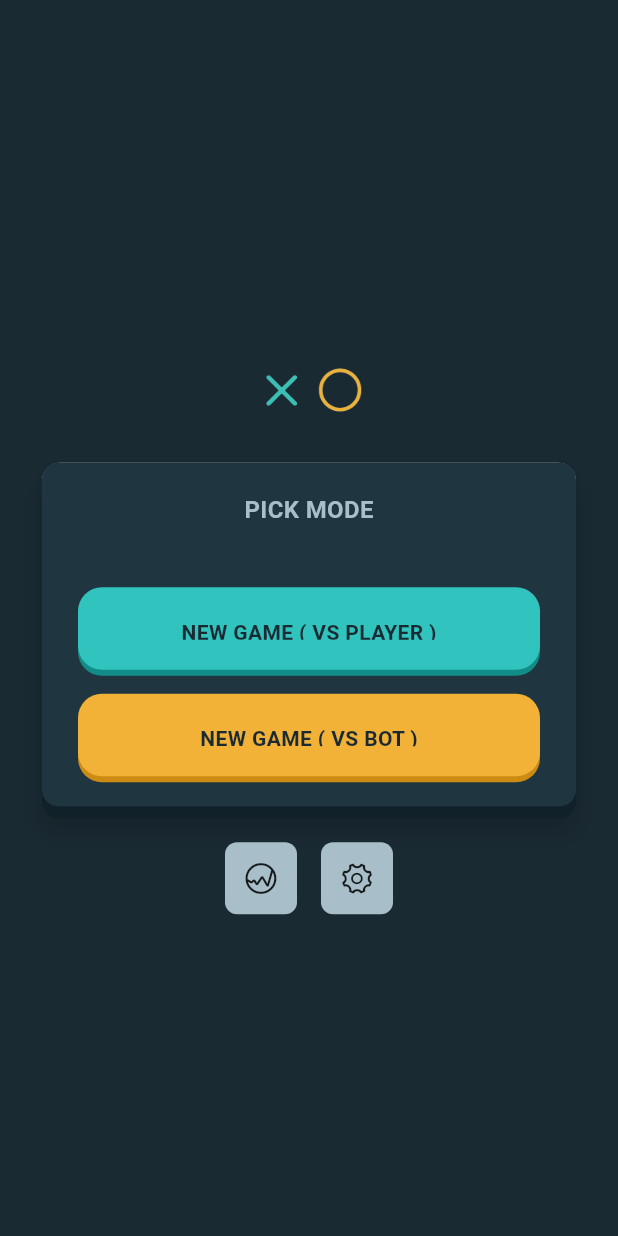
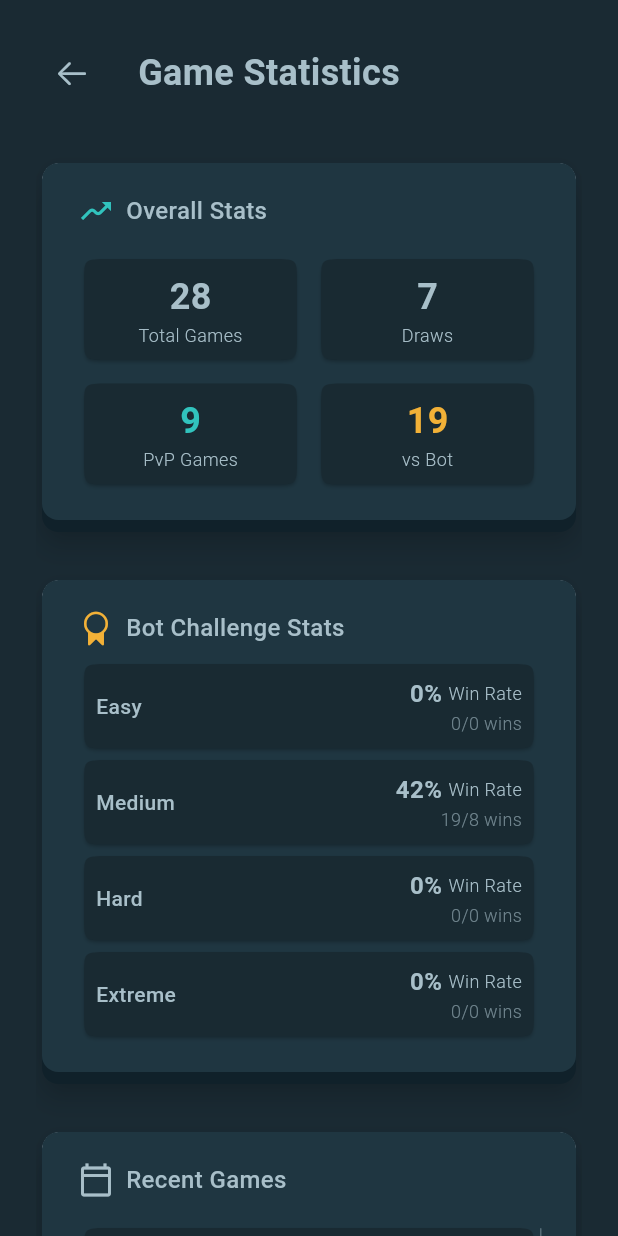
Before and after one commit to OmarAdel10/x_o_game, a Flutter app: the screen it shows after launch, after a tap on an icon or button, on a phone screen of 412 x 824 dp. Run offline on Flutter 3.47's test engine with Material 3 defaults, Android fonts, the light colour scheme and no system bars; drawn by our look-alikes of auto_size_text; our stand-ins replace google_fonts.

Commit message:
- Implemented Statistics Screen UI - added multiple items :     * overall stats item     * bot challenge item     * recent gsmes item

```diff
--- a/lib/home/home/view/screens/home_screen.dart
+++ b/lib/home/home/view/screens/home_screen.dart
@@ -4,6 +4,7 @@ import 'package:google_fonts/google_fonts.dart';
 import 'package:x_o_game/game/pvb/view/screens/player_vs_bot_screen.dart';
 import 'package:x_o_game/game/pvp/view/screens/player_vs_player_screen.dart';
 import 'package:x_o_game/home/settings/view/screens/settings_screen.dart';
+import 'package:x_o_game/home/statistics/view/screens/statistics_screen.dart';
 import 'package:x_o_game/shared/apptheme.dart';
 import 'package:x_o_game/shared/managers/assets_manager.dart';
 import 'package:x_o_game/shared/managers/font_manager.dart';
@@ -89,7 +90,10 @@ class HomeScreen extends StatelessWidget {
                 mainAxisAlignment: MainAxisAlignment.center,
                 children: [
                   InkWell(
-                    onTap: () {},
+                    onTap: () => Navigator.of(
+                      context,
+                    ).pushNamed(StatisticsScreen.routeName),
+
                     child: Container(
                       padding: const EdgeInsets.all(12),
                       decoration: BoxDecoration(
--- /dev/null
+++ b/lib/home/statistics/view/screens/statistics_screen.dart
@@ -0,0 +1,368 @@
+import 'package:auto_size_text/auto_size_text.dart';
+import 'package:flutter/cupertino.dart';
+import 'package:flutter/material.dart';
+import 'package:google_fonts/google_fonts.dart';
+import 'package:x_o_game/home/statistics/view/widgets/bot_challenge_container_item.dart';
+import 'package:x_o_game/home/statistics/view/widgets/overall_stats_container_item.dart';
+import 'package:x_o_game/home/statistics/view/widgets/recent_games_container_item.dart';
+import 'package:x_o_game/shared/apptheme.dart';
+import 'package:x_o_game/shared/managers/font_manager.dart';
+
+class StatisticsScreen extends StatefulWidget {
+  static const String routeName = 'statistics';
+  const StatisticsScreen({super.key});
+
+  @override
+  State<StatisticsScreen> createState() => _StatisticsScreenState();
+}
+
+class _StatisticsScreenState extends State<StatisticsScreen> {
+  final List<Widget> recentItems = [
+    RecentGamesContainerItem(
+      modeName: 'Player 1 vs Player 2',
+      gameDate: '10/3/2025',
+      gameResult: 'Draw',
+      gameResultColor: Apptheme.silver,
+    ),
+    RecentGamesContainerItem(
+      modeName: 'Player 1 vs Player 2',
+      gameDate: '10/3/2025',
+      gameResult: 'Player 2 Won',
+      gameResultColor: Apptheme.lightBlue,
+    ),
+    RecentGamesContainerItem(
+      modeName: 'Player 1 vs Player 2',
+      gameDate: '10/3/2025',
+      gameResult: 'Player 1 Won',
+      gameResultColor: Apptheme.silver,
+    ),
+    RecentGamesContainerItem(
+      modeName: 'Player 1 vs Player 2',
+      gameDate: '10/3/2025',
+      gameResult: 'Player 2 Won',
+      gameResultColor: Apptheme.silver,
+    ),
+    RecentGamesContainerItem(
+      modeName: 'Player 1 vs Player 2',
+      gameDate: '10/3/2025',
+      gameResult: 'Player 1 Won',
+      gameResultColor: Apptheme.silver,
+    ),
+    RecentGamesContainerItem(
+      modeName: 'Player 1 vs Bot',
+      gameDate: '10/3/2025',
+      gameResult: 'Bot Won',
+      gameResultColor: Apptheme.silver,
+    ),
+    RecentGamesContainerItem(
+      modeName: 'Player 1 vs Bot',
+      gameDate: '10/3/2025',
+      gameResult: 'Draw',
+      gameResultColor: Apptheme.silver,
+    ),
+    RecentGamesContainerItem(
+      modeName: 'Player 1 vs Bot',
+      gameDate: '10/3/2025',
+      gameResult: 'Player 1 Won',
+      gameResultColor: Apptheme.silver,
+    ),
+    RecentGamesContainerItem(
+      modeName: 'Player 1 vs Bot',
+      gameDate: '10/3/2025',
+      gameResult: 'Player 1 Won',
+      gameResultColor: Apptheme.silver,
+    ),
+    RecentGamesContainerItem(
+      modeName: 'Player 1 vs Bot',
+      gameDate: '10/3/2025',
+      gameResult: 'Player 1 Won',
+      gameResultColor: Apptheme.silver,
+    ),
+  ];
+
+  @override
+  Widget build(BuildContext context) {
+    return Scaffold(
+      body: SafeArea(
+        child: Padding(
+          padding: const EdgeInsets.symmetric(horizontal: 24),
+          child: SingleChildScrollView(
+            child: Column(
+              mainAxisAlignment: MainAxisAlignment.center,
+              children: [
+                SizedBox(height: MediaQuery.sizeOf(context).height * 0.03),
+
+                Row(
+                  mainAxisAlignment: MainAxisAlignment.start,
+                  children: [
+                    IconButton(
+                      onPressed: () {
+                        if (Navigator.of(context).canPop()) {
+                          Navigator.of(context).pop();
+                        }
+                      },
+                      icon: Icon(
+                        CupertinoIcons.arrow_left,
+                        size: 24,
+                        color: Apptheme.silver,
+                      ),
+                    ),
+                    const SizedBox(width: 20),
+                    AutoSizeText(
+                      'Game Statistics',
+                      style: GoogleFonts.roboto(
+                        color: Apptheme.silver,
+                        fontSize: FontSizeManager.header,
+                        fontWeight: FontWeightManager.bold,
+                      ),
+                    ),
+                  ],
+                ),
+                const SizedBox(height: 32),
+                // Overall Stats Card
+                Card(
+                  elevation: 8,
+                  child: Container(
+                    decoration: BoxDecoration(
+                      color: Apptheme.semiDarkNavy,
+                      borderRadius: BorderRadius.circular(11),
+                      boxShadow: [
+                        BoxShadow(
+                          color: Apptheme.shadowDark,
+                          offset: const Offset(0, 8),
+                          blurRadius: 0,
+                        ),
+                      ],
+                    ),
+                    child: Padding(
+                      padding: const EdgeInsets.symmetric(
+                        horizontal: 24,
+                        vertical: 20,
+                      ),
+                      child: Column(
+                        crossAxisAlignment: CrossAxisAlignment.start,
+                        children: [
+                          Row(
+                            children: [
+                              Icon(
+                                Icons.moving,
+                                size: 24,
+                                color: Apptheme.lightBlue,
+                              ),
+                              const SizedBox(width: 8),
+                              AutoSizeText(
+                                'Overall Stats',
+                                style: GoogleFonts.roboto(
+                                  color: Apptheme.silver,
+                                  fontSize: FontSizeManager.sectionTitle,
+                                  fontWeight: FontWeightManager.sectionTitles,
+                                ),
+                              ),
+                            ],
+                          ),
+                          const SizedBox(height: 16),
+                          Row(
+                            children: [
+                              Expanded(
+                                child: OverallStatsContainerItem(
+                                  statNumber: 28,
+                                  statText: 'Total Games',
+                                ),
+                              ),
+                              const SizedBox(width: 8),
+                              Expanded(
+                                child: OverallStatsContainerItem(
+                                  statNumber: 7,
+                                  statText: 'Draws',
+                                ),
+                              ),
+                            ],
+                          ),
+                          const SizedBox(height: 8),
+                          Row(
+                            children: [
+                              Expanded(
+                                child: OverallStatsContainerItem(
+                                  statNumber: 9,
+                                  statText: 'PvP Games',
+                                  statNumberColor: Apptheme.lightBlue,
+                                ),
+                              ),
+                              const SizedBox(width: 8),
+                              Expanded(
+                                child: OverallStatsContainerItem(
+                                  statNumber: 19,
+                                  statText: 'vs Bot',
+                                  statNumberColor: Apptheme.lightYellow,
+                                ),
+                              ),
+                            ],
+                          ),
+                        ],
+                      ),
+                    ),
+                  ),
+                ),
+
+                const SizedBox(height: 32),
+                // Bot Challenge Stats Card
+                Card(
+                  elevation: 8,
+                  child: Container(
+                    decoration: BoxDecoration(
+                      color: Apptheme.semiDarkNavy,
+                      borderRadius: BorderRadius.circular(11),
+                      boxShadow: [
+                        BoxShadow(
+                          color: Apptheme.shadowDark,
+                          offset: const Offset(0, 8),
+                          blurRadius: 0,
+                        ),
+                      ],
+                    ),
+                    child: Padding(
+                      padding: const EdgeInsets.symmetric(
+                        horizontal: 24,
+                        vertical: 20,
+                      ),
+                      child: Column(
+                        crossAxisAlignment: CrossAxisAlignment.start,
+                        children: [
+                          Row(
+                            children: [
+                              Icon(
+                                CupertinoIcons.rosette,
+                                size: 24,
+                                color: Apptheme.lightYellow,
+                              ),
+                              const SizedBox(width: 8),
+                              AutoSizeText(
+                                'Bot Challenge Stats',
+                                style: GoogleFonts.roboto(
+                                  color: Apptheme.silver,
+                                  fontSize: FontSizeManager.sectionTitle,
+                                  fontWeight: FontWeightManager.sectionTitles,
+                                ),
+                              ),
+                            ],
+                          ),
+                          const SizedBox(height: 8),
+
+                          Column(
+                            children: [
+                              BotChallengeContainerItem(
+                                modeText: 'Easy',
+                                winingPercentNumber: 0,
+                                totalGamesInThisMode: 0,
+                                totalWiningsInThisMode: 0,
+                              ),
+                              BotChallengeContainerItem(
+                                modeText: 'Medium',
+                                winingPercentNumber: 42,
+                                totalGamesInThisMode: 8,
+                                totalWiningsInThisMode: 19,
+                              ),
+                              BotChallengeContainerItem(
+                                modeText: 'Hard',
+                                winingPercentNumber: 0,
+                                totalGamesInThisMode: 0,
+                                totalWiningsInThisMode: 0,
+                              ),
+                              BotChallengeContainerItem(
+                                modeText: 'Extreme',
+                                winingPercentNumber: 0,
+                                totalGamesInThisMode: 0,
+                                totalWiningsInThisMode: 0,
+                              ),
+                            ],
+                          ),
+                        ],
+                      ),
+                    ),
+                  ),
+                ),
+
+                const SizedBox(height: 32),
+                // Recent Games Card
+                Card(
+                  elevation: 8,
+                  child: Container(
+                    decoration: BoxDecoration(
+                      color: Apptheme.semiDarkNavy,
+                      borderRadius: BorderRadius.circular(11),
+                      boxShadow: [
+                        BoxShadow(
+                          color: Apptheme.shadowDark,
+                          offset: const Offset(0, 8),
+                          blurRadius: 0,
+                        ),
+                      ],
+                    ),
+                    child: Padding(
+                      padding: const EdgeInsets.symmetric(
+                        horizontal: 24,
+                        vertical: 20,
+                      ),
+                      child: Column(
+                        crossAxisAlignment: CrossAxisAlignment.start,
+                        children: [
+                          Row(
+                            children: [
+                              Icon(
+                                Icons.calendar_today_outlined,
+                                size: 24,
+                                color: Apptheme.silver,
+                              ),
+                              const SizedBox(width: 8),
+                              AutoSizeText(
+                                'Recent Games',
+                                style: GoogleFonts.roboto(
+                                  color: Apptheme.silver,
+                                  fontSize: FontSizeManager.sectionTitle,
+                                  fontWeight: FontWeightManager.sectionTitles,
+                                ),
+                              ),
+                            ],
+                          ),
+                          const SizedBox(height: 16),
+
+                          SizedBox(
+                            height: MediaQuery.sizeOf(context).height * 0.3,
+                            child: ScrollbarTheme(
+                              data: ScrollbarThemeData(
+                                interactive: false,
+                                thickness: WidgetStateProperty.all(1),
+                                thumbColor: WidgetStateProperty.all(
+                                  Apptheme.silver.withValues(alpha: 0.4),
+                                ),
+                                radius: const Radius.circular(10),
+                                minThumbLength: 3,
+                                mainAxisMargin: 4,
+                                crossAxisMargin: -1,
+                              ),
+                              child: Scrollbar(
+                                thumbVisibility: true,
+                                child: ListView.separated(
+                                  itemBuilder: (_, index) => recentItems[index],
+                                  separatorBuilder: (_, index) =>
+                                      const SizedBox(height: 5),
+                                  itemCount: recentItems.length,
+                                ),
+                              ),
+                            ),
+                          ),
+                        ],
+                      ),
+                    ),
+                  ),
+                ),
+
+                SizedBox(height: MediaQuery.sizeOf(context).height * 0.04),
+              ],
+            ),
+          ),
+        ),
+      ),
+    );
+  }
+}
--- /dev/null
+++ b/lib/home/statistics/view/widgets/bot_challenge_container_item.dart
@@ -0,0 +1,81 @@
+import 'package:flutter/material.dart';
+import 'package:google_fonts/google_fonts.dart';
+import 'package:x_o_game/shared/apptheme.dart';
+import 'package:x_o_game/shared/managers/font_manager.dart';
+
+class BotChallengeContainerItem extends StatelessWidget {
+  const BotChallengeContainerItem({
+    super.key,
+    required this.modeText,
+    required this.winingPercentNumber,
+    required this.totalGamesInThisMode,
+    required this.totalWiningsInThisMode,
+  });
+
+  final String modeText;
+  final int winingPercentNumber;
+  final int totalGamesInThisMode;
+  final int totalWiningsInThisMode;
+
+  @override
+  Widget build(BuildContext context) {
+    return Card(
+      color: Apptheme.deepDarkNavy,
+      elevation: 1,
+      shape: ContinuousRectangleBorder(
+        borderRadius: BorderRadiusGeometry.circular(16),
+      ),
+      child: Center(
+        child: Padding(
+          padding: const EdgeInsets.symmetric(vertical: 8, horizontal: 8),
+          child: Row(
+            children: [
+              Text(
+                modeText,
+                style: GoogleFonts.roboto(
+                  color: Apptheme.silver,
+                  fontSize: FontSizeManager.bodySmall,
+                  fontWeight: FontWeightManager.sectionTitles,
+                ),
+              ),
+              Spacer(),
+              Column(
+                crossAxisAlignment: CrossAxisAlignment.end,
+                children: [
+                  Row(
+                    children: [
+                      Text(
+                        '$winingPercentNumber% ',
+                        style: GoogleFonts.roboto(
+                          color: Apptheme.silver,
+                          fontSize: FontSizeManager.smallNumber,
+                          fontWeight: FontWeightManager.bold,
+                        ),
+                      ),
+                      Text(
+                        'Win Rate',
+                        style: GoogleFonts.roboto(
+                          color: Apptheme.silver,
+                          fontSize: FontSizeManager.tiny,
+                          fontWeight: FontWeightManager.light,
+                        ),
+                      ),
+                    ],
+                  ),
+                  Text(
+                    '$totalWiningsInThisMode/$totalGamesInThisMode wins',
+                    style: GoogleFonts.roboto(
+                      color: Apptheme.silver.withValues(alpha: 0.6),
+                      fontSize: FontSizeManager.tiny,
+                      fontWeight: FontWeightManager.light,
+                    ),
+                  ),
+                ],
+              ),
+            ],
+          ),
+        ),
+      ),
+    );
+  }
+}
--- /dev/null
+++ b/lib/home/statistics/view/widgets/overall_stats_container_item.dart
@@ -0,0 +1,53 @@
+import 'package:flutter/material.dart';
+import 'package:google_fonts/google_fonts.dart';
+import 'package:x_o_game/shared/apptheme.dart';
+import 'package:x_o_game/shared/managers/font_manager.dart';
+
+class OverallStatsContainerItem extends StatelessWidget {
+  const OverallStatsContainerItem({
+    super.key,
+    required this.statNumber,
+    required this.statText,
+    this.statNumberColor = Apptheme.silver,
+  });
+
+  final int statNumber;
+  final String statText;
+  final Color? statNumberColor;
+
+  @override
+  Widget build(BuildContext context) {
+    return Card(
+      color: Apptheme.deepDarkNavy,
+      elevation: 1,
+      shape: ContinuousRectangleBorder(
+        borderRadius: BorderRadiusGeometry.circular(16),
+      ),
+      child: Center(
+        child: Padding(
+          padding: const EdgeInsets.symmetric(vertical: 8),
+          child: Column(
+            children: [
+              Text(
+                '$statNumber',
+                style: GoogleFonts.roboto(
+                  color: statNumberColor,
+                  fontSize: FontSizeManager.mediumNumber,
+                  fontWeight: FontWeightManager.bold,
+                ),
+              ),
+              Text(
+                statText,
+                style: GoogleFonts.roboto(
+                  color: Apptheme.silver,
+                  fontSize: FontSizeManager.tiny,
+                  fontWeight: FontWeightManager.light,
+                ),
+              ),
+            ],
+          ),
+        ),
+      ),
+    );
+  }
+}
--- /dev/null
+++ b/lib/home/statistics/view/widgets/recent_games_container_item.dart
@@ -0,0 +1,73 @@
+import 'package:flutter/material.dart';
+import 'package:google_fonts/google_fonts.dart';
+import 'package:x_o_game/shared/apptheme.dart';
+import 'package:x_o_game/shared/managers/font_manager.dart';
+
+class RecentGamesContainerItem extends StatelessWidget {
+  const RecentGamesContainerItem({
+    super.key,
+    required this.modeName,
+    required this.gameDate,
+    required this.gameResult,
+    required this.gameResultColor,
+  });
+
+  final String modeName;
+  final String gameDate;
+  final String gameResult;
+  final Color gameResultColor;
+
+  @override
+  Widget build(BuildContext context) {
+    return Card(
+      color: Apptheme.deepDarkNavy,
+      elevation: 1,
+      shape: ContinuousRectangleBorder(
+        borderRadius: BorderRadiusGeometry.circular(16),
+      ),
+      child: Center(
+        child: Padding(
+          padding: const EdgeInsets.symmetric(vertical: 8, horizontal: 8),
+          child: Row(
+            children: [
+              Column(
+                crossAxisAlignment: CrossAxisAlignment.start,
+                children: [
+                  Row(
+                    children: [
+                      Text(
+                        modeName,
+                        style: GoogleFonts.roboto(
+                          color: Apptheme.silver,
+                          fontSize: FontSizeManager.bodySmall,
+                          fontWeight: FontWeightManager.regular,
+                        ),
+                      ),
+                    ],
+                  ),
+                  Text(
+                    gameDate,
+                    style: GoogleFonts.roboto(
+                      color: Apptheme.silver.withValues(alpha: 0.6),
+                      fontSize: FontSizeManager.tiny,
+                      fontWeight: FontWeightManager.light,
+                    ),
+                  ),
+                ],
+              ),
+              Spacer(),
+              Text(
+                gameResult,
+                style: GoogleFonts.roboto(
+                  color: gameResultColor,
+                  fontSize: FontSizeManager.bodySmall,
+                  fontWeight: FontWeightManager.sectionTitles,
+                ),
+              ),
+            ],
+          ),
+        ),
+      ),
+    );
+  }
+}
--- a/lib/main.dart
+++ b/lib/main.dart
@@ -3,6 +3,7 @@ import 'package:x_o_game/game/pvb/view/screens/player_vs_bot_screen.dart';
 import 'package:x_o_game/game/pvp/view/screens/player_vs_player_screen.dart';
 import 'package:x_o_game/home/home/view/screens/home_screen.dart';
 import 'package:x_o_game/home/settings/view/screens/settings_screen.dart';
+import 'package:x_o_game/home/statistics/view/screens/statistics_screen.dart';
 import 'package:x_o_game/shared/apptheme.dart';
 
 void main() {
@@ -21,6 +22,7 @@ class XOGame extends StatelessWidget {
         PlayerVsPlayerScreen.routeName: (_) => PlayerVsPlayerScreen(),
         PlayerVsBotScreen.routeName: (_) => PlayerVsBotScreen(),
         SettingsScreen.routeName: (_) => SettingsScreen(),
+        StatisticsScreen.routeName: (_) => StatisticsScreen()
       },
       initialRoute: HomeScreen.routeName,
       theme: Apptheme.darkTheme,
```
